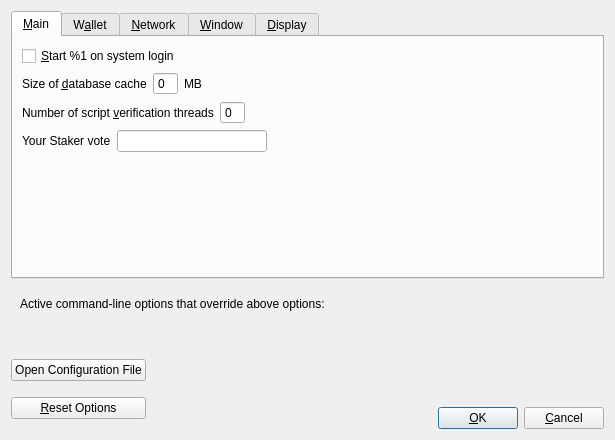
Qt form src/qt/forms/optionsdialog.ui (navcoin/navcoin-core) before a commit.
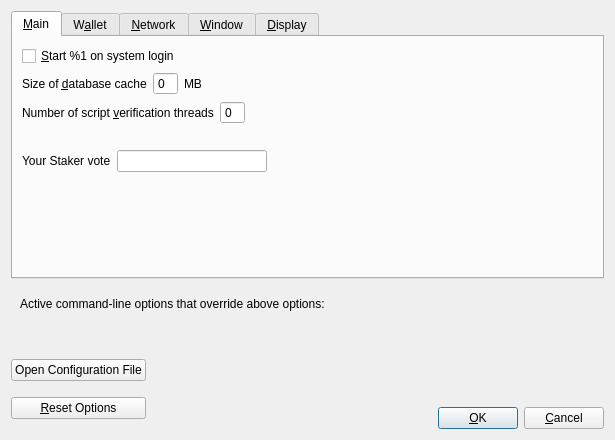
The same form after that commit. Custom widgets are drawn as their Qt base class.

Commit message: gui: fetch and check signature of voting question

```diff
--- a/src/qt/forms/optionsdialog.ui
+++ b/src/qt/forms/optionsdialog.ui
@@ -139,6 +139,17 @@
          </item>
         </layout>
        </item>
+       <item>
+        <layout class="QHBoxLayout" name="horizontalLayout_3">
+         <item>
+          <widget class="QLabel" name="voteQuestionLabel">
+           <property name="text">
+            <string/>
+           </property>
+          </widget>
+         </item>
+        </layout>
+       </item>
        <item>
         <layout class="QHBoxLayout" name="horizontalLayout_2">
          <item>
```
The commit also changes 3 other files.
